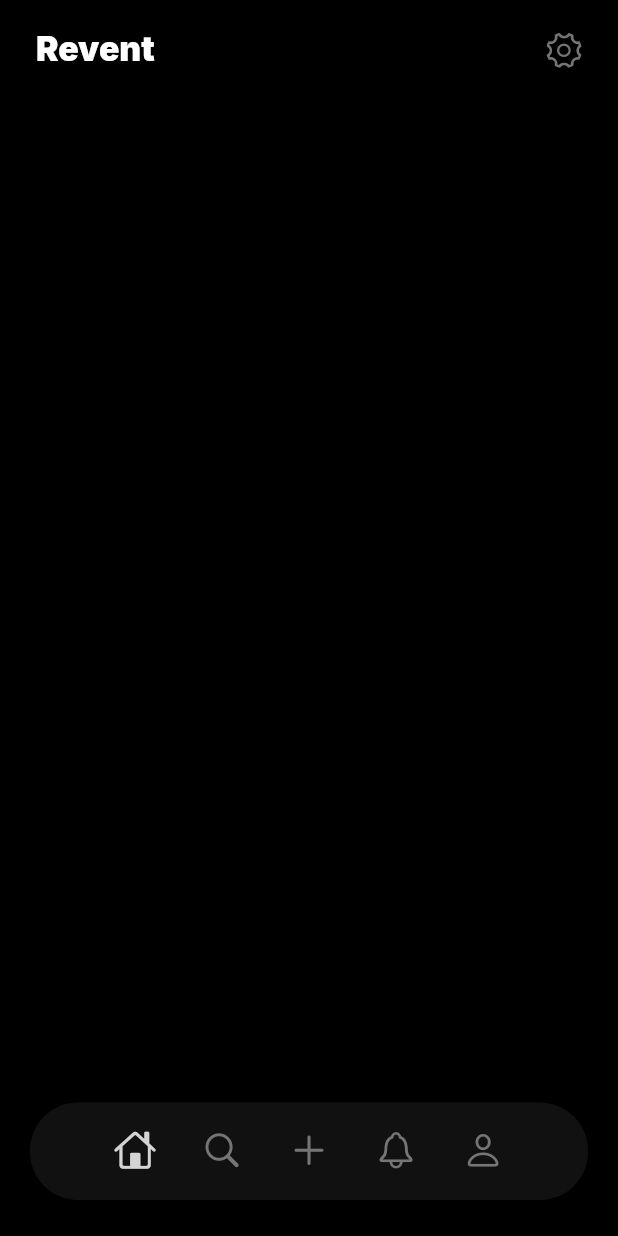
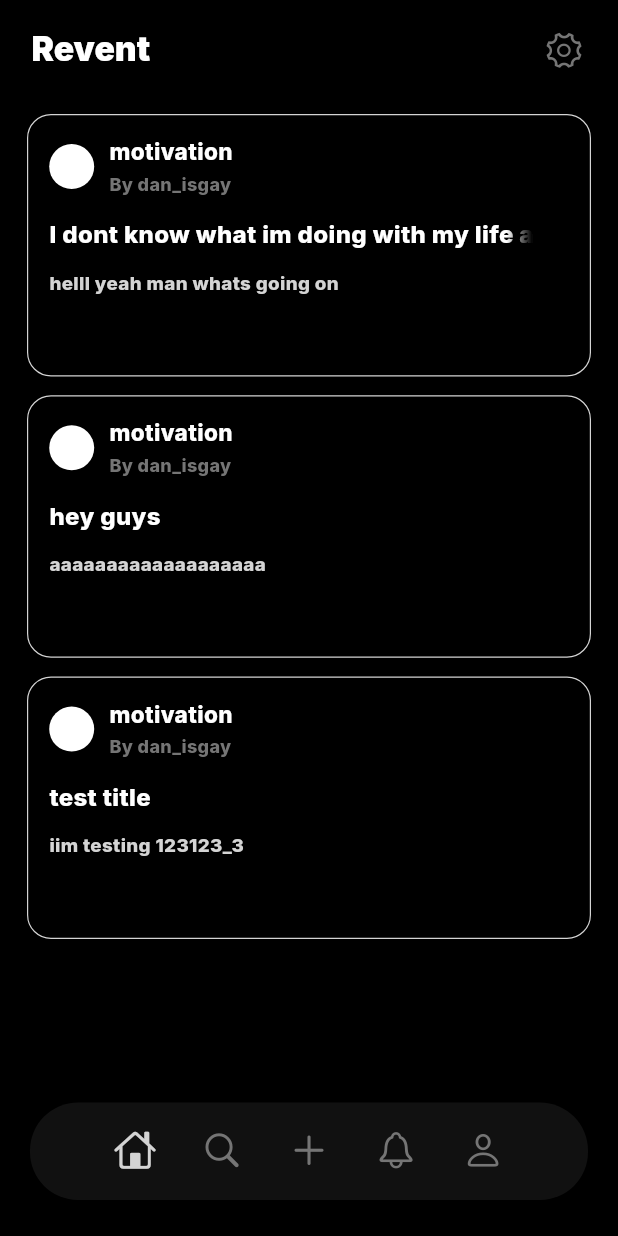
Before and after one commit to Tho100/revent, a Flutter app: the HomePage screen opened directly, on a phone screen of 412 x 824 dp. Run offline on Flutter 3.47's test engine with Material 3 defaults, Android fonts, the phone set to English and light mode, and no system bars; our stand-ins replace flutter_dotenv, get_it, google_fonts; missing offline and left inert: encrypt, mysql_client.

Commit message:
Added vent-post widgets

```diff
--- a/lib/model/update_navigation.dart
+++ b/lib/model/update_navigation.dart
@@ -16,9 +16,7 @@ class UpdateNavigation {
   final navigationIndex = GetIt.instance<NavigationProvider>();
 
   Widget showNavigationBar() {
-    return Align(
-      alignment: Alignment.bottomCenter,
-      child: NavigationBarDock(
+    return NavigationBarDock(
       homeOnPressed: () => NavigatePage.homePage(context),
       searchOnPressed: () => NavigatePage.searchPage(context),
       addOnPressed: () {
@@ -37,7 +35,6 @@ class UpdateNavigation {
       notificationOnPressed: () => NavigatePage.notificationsPage(context),
       profileOnPressed: () => NavigatePage.profilePage(context),
       currentIndex: navigationIndex.pageIndex,
-      ),
     );
   }
 
--- a/lib/pages/home_page.dart
+++ b/lib/pages/home_page.dart
@@ -7,6 +7,7 @@ import 'package:revent/model/update_navigation.dart';
 import 'package:revent/provider/navigation_provider.dart';
 import 'package:revent/provider/vent_data_provider.dart';
 import 'package:revent/themes/theme_color.dart';
+import 'package:revent/widgets/vent_widgets/vent_listview.dart';
 
 class HomePage extends StatefulWidget {
 
@@ -22,22 +23,26 @@ class HomePageState extends State<HomePage> {
   final ventData = GetIt.instance<VentDataProvider>();
   final navigationIndex = GetIt.instance<NavigationProvider>();
 
+  Widget _buildListView() {
+    return Center(
+      child: SizedBox(
+        width: MediaQuery.of(context).size.width-36,
+        child: const VentListView()
+      ),
+    );
+  }
+
   Widget _buildHomeBody() {
-    return Stack(
+    return Column(
+      mainAxisAlignment: MainAxisAlignment.center,
       children: [
-        ListView.builder(
-          itemCount: 5,
-          itemBuilder: ((context, index) {
-            return ListTile(
-              title: Text(index.toString(),
-                style: GoogleFonts.inter(
-                  color: ThemeColor.white,
-                  fontWeight: FontWeight.w700,
-                )
-              )
-            );
-          }),
+
+        const SizedBox(height: 20),
+
+        Expanded(
+          child: _buildListView()
         ),
+
       ],
     );
   }
@@ -46,7 +51,7 @@ class HomePageState extends State<HomePage> {
     return AppBar(
       centerTitle: false,
       title: Padding(
-        padding: const EdgeInsets.only(top: 10, left: 8),
+        padding: const EdgeInsets.only(top: 10, left: 5),
         child: Text(
           'Revent',
           style: GoogleFonts.inter(
--- /dev/null
+++ b/lib/widgets/vent_widgets/vent_listview.dart
@@ -0,0 +1,32 @@
+import 'package:flutter/material.dart';
+import 'package:revent/widgets/vent_widgets/vent_previewer.dart';
+
+class VentListView extends StatelessWidget {
+
+  const VentListView({super.key});
+
+  @override
+  Widget build(BuildContext context) {
+    return ListView.builder(
+      physics: const AlwaysScrollableScrollPhysics(
+        parent: BouncingScrollPhysics()
+      ),
+      itemCount: 3,
+      itemBuilder: (context, index) {
+
+        final titles = ['I dont know what im doing with my life anymore fuck this shit fr bro', 'hey guys', 'test title'];
+        final bodyText = ['helll yeah man whats going on', 'aaaaaaaaaaaaaaaaaaa', 'iim testing 123123_3'];
+
+        return Padding(
+          padding: const EdgeInsets.only(bottom: 12.5),
+          child: VentPreviewer(
+            title: titles[index],
+            bodyText: bodyText[index],
+          ),
+        );
+
+      }
+    );
+  }
+
+}
--- /dev/null
+++ b/lib/widgets/vent_widgets/vent_previewer.dart
@@ -0,0 +1,112 @@
+import 'package:flutter/material.dart';
+import 'package:google_fonts/google_fonts.dart';
+import 'package:revent/themes/theme_color.dart';
+
+class VentPreviewer extends StatelessWidget {
+
+  final String title;
+  final String bodyText;
+
+  const VentPreviewer({
+    required this.title,
+    required this.bodyText,
+    super.key
+  });
+
+  @override
+  Widget build(BuildContext context) {
+    return Container(
+      height: 175,
+      decoration: BoxDecoration(
+        color: ThemeColor.black,
+        border: Border.all(
+          color: ThemeColor.secondaryWhite,
+          width: 0.8
+        ),
+        borderRadius: BorderRadius.circular(16),
+      ),
+      child: Padding(
+        padding: const EdgeInsets.all(14.0),
+        child: Column(
+          crossAxisAlignment: CrossAxisAlignment.start,
+          children: [
+
+            Row(
+              children: [
+
+                Container(
+                  width: 30,
+                  height: 30,
+                  decoration: const BoxDecoration(
+                    color: ThemeColor.white,
+                    shape: BoxShape.circle
+                  )
+                ),
+
+                const SizedBox(width: 10),
+
+                Column(
+                  crossAxisAlignment: CrossAxisAlignment.start,
+                  children: [
+
+                    Text(
+                      'motivation',
+                      style: GoogleFonts.inter(
+                        color: ThemeColor.white,
+                        fontWeight: FontWeight.w800,
+                        fontSize: 15,
+                      ),
+                    ),
+
+                    const SizedBox(height: 2.5),
+
+                    Text(
+                      'By dan_isgay',
+                      style: GoogleFonts.inter(
+                        color: ThemeColor.thirdWhite,
+                        fontWeight: FontWeight.w800,
+                        fontSize: 12
+                      ),
+                    ),
+
+                  ],
+                ),
+              ],
+            ),
+
+            const SizedBox(height: 14),
+
+            SizedBox(
+              width: MediaQuery.of(context).size.width-90,
+              child: Text(
+                title,
+                style: GoogleFonts.inter(
+                  color: ThemeColor.white,
+                  fontWeight: FontWeight.w800,
+                  fontSize: 16
+                ),
+                overflow: TextOverflow.fade,
+                softWrap: false,
+              ),
+            ),
+
+            const SizedBox(height: 12),
+
+            Text(
+              bodyText,
+              style: GoogleFonts.inter(
+                color: ThemeColor.secondaryWhite,
+                fontWeight: FontWeight.w800,
+                fontSize: 12.5
+              ),
+              overflow: TextOverflow.ellipsis,
+              maxLines: 2
+            ),
+
+          ],
+        ),
+      ),
+    );
+  }
+
+}
```
Also changed, not shown: 1 other file. Lines whose indentation alone changed are shown as unchanged.
